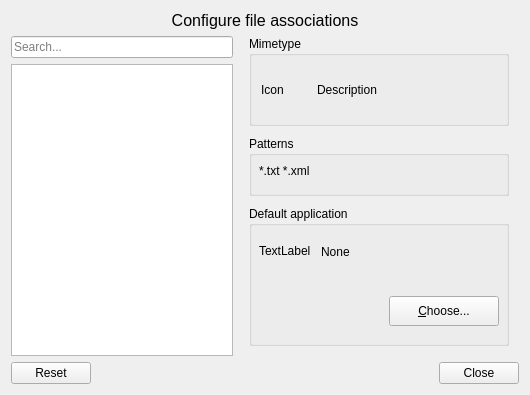
Qt form razor-config-file-associations/mimetypeviewer.ui (lxqt/lxqt-config) before a commit.
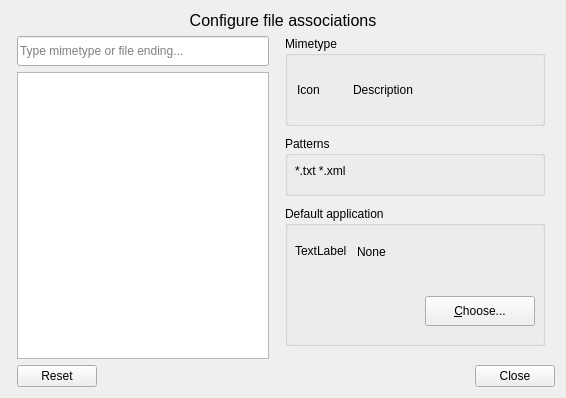
The same form after that commit.

Commit message: config-file-associations, clear mimeinfo frames in mimetypeviewer, when no mimetype chosen

```diff
--- a/razor-config-file-associations/mimetypeviewer.ui
+++ b/razor-config-file-associations/mimetypeviewer.ui
@@ -6,8 +6,8 @@
    <rect>
     <x>0</x>
     <y>0</y>
-    <width>530</width>
-    <height>395</height>
+    <width>566</width>
+    <height>398</height>
    </rect>
   </property>
   <property name="minimumSize">
@@ -20,7 +20,7 @@
    <string>Mimetypes</string>
   </property>
   <layout class="QGridLayout" name="gridLayout">
-   <item row="3" column="0">
+   <item row="4" column="1">
     <widget class="QTreeView" name="mimetypeTreeView">
      <property name="sizePolicy">
       <sizepolicy hsizetype="MinimumExpanding" vsizetype="MinimumExpanding">
@@ -57,15 +57,8 @@
      </attribute>
     </widget>
    </item>
-   <item row="4" column="0" colspan="2">
-    <widget class="QDialogButtonBox" name="dialogButtonBox">
-     <property name="standardButtons">
-      <set>QDialogButtonBox::Close|QDialogButtonBox::Reset</set>
-     </property>
-    </widget>
-   </item>
-   <item row="1" column="0" colspan="2">
-    <widget class="QLabel" name="label">
+   <item row="1" column="0" colspan="3">
+    <widget class="QLabel" name="headingLabel">
      <property name="font">
       <font>
        <pointsize>12</pointsize>
@@ -82,15 +75,8 @@
      </property>
     </widget>
    </item>
-   <item row="2" column="0">
-    <widget class="QLineEdit" name="searchTermLineEdit">
-     <property name="placeholderText">
-      <string>Search...</string>
-     </property>
-    </widget>
-   </item>
-   <item row="2" column="1" rowspan="2">
-    <widget class="QFrame" name="frame">
+   <item row="3" column="2" rowspan="2">
+    <widget class="QFrame" name="mimeFrame">
      <property name="enabled">
       <bool>true</bool>
      </property>
@@ -266,6 +252,29 @@
      </widget>
     </widget>
    </item>
+   <item row="3" column="1">
+    <widget class="QLineEdit" name="searchTermLineEdit">
+     <property name="minimumSize">
+      <size>
+       <width>0</width>
+       <height>30</height>
+      </size>
+     </property>
+     <property name="text">
+      <string/>
+     </property>
+     <property name="placeholderText">
+      <string>Type mimetype or file ending...</string>
+     </property>
+    </widget>
+   </item>
+   <item row="5" column="1" colspan="2">
+    <widget class="QDialogButtonBox" name="dialogButtonBox">
+     <property name="standardButtons">
+      <set>QDialogButtonBox::Close|QDialogButtonBox::Reset</set>
+     </property>
+    </widget>
+   </item>
   </layout>
  </widget>
  <tabstops>
```
The commit also changes 1 other file.
